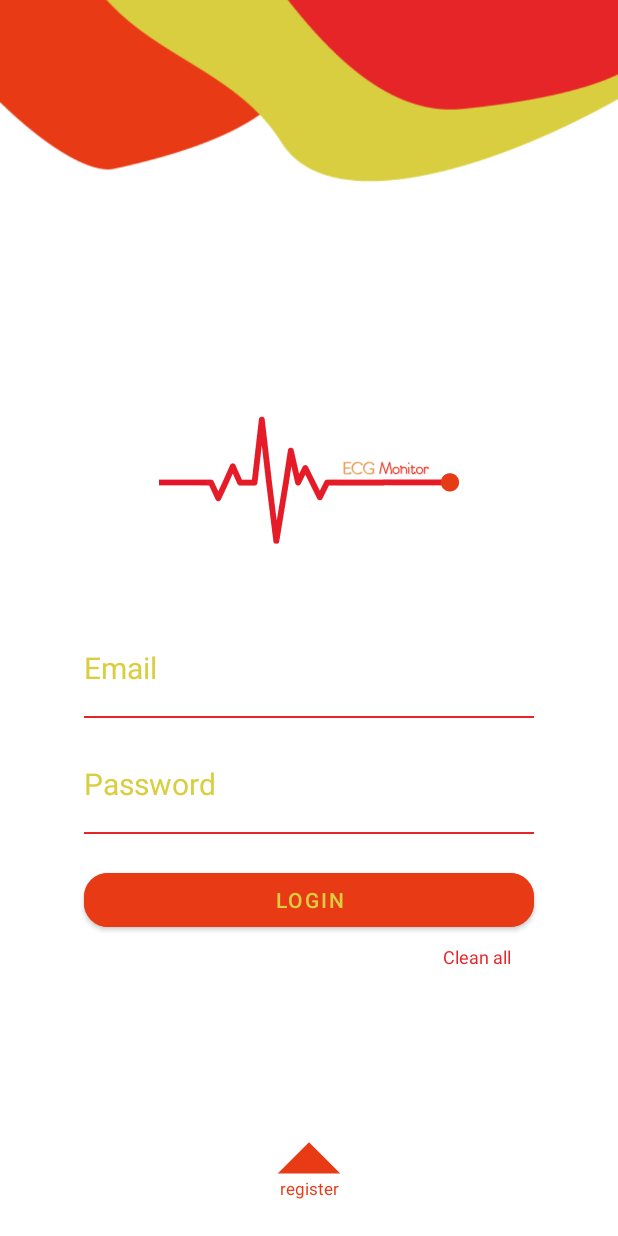
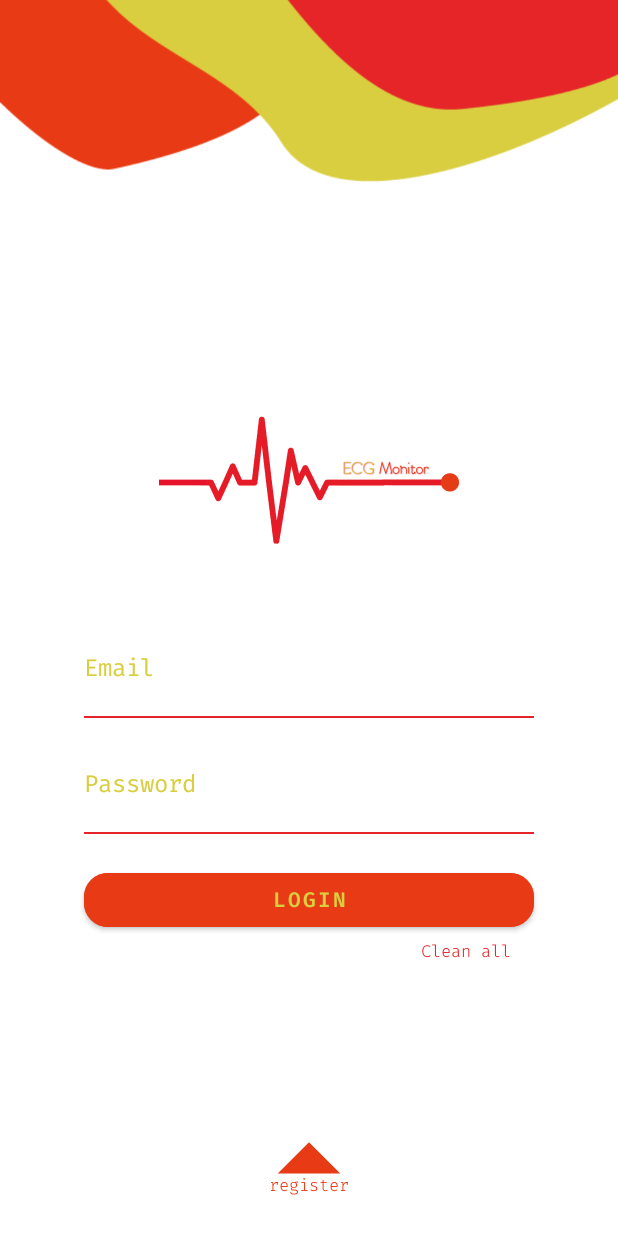
Before and after one commit to Marcel-AM/ECG-project, an Android app: the screen it shows after launch once a user with an empty profile is signed in (FirstScreen), on a phone screen of 412 x 824 dp. Run offline under Robolectric (Android 15) with nearby library versions, the phone set to English and light mode, and no system bars; our stand-ins replace Firebase (no records; nobody signed in at launch, a user with empty details on screens opened directly).

Commit message:
Started making MainScreen and chart view

```diff
--- a/app/build.gradle
+++ b/app/build.gradle
@@ -2,6 +2,7 @@ plugins {
     id 'com.android.application'
     id 'com.google.gms.google-services'
 }
+
 
 android {
     compileSdk 31
@@ -29,7 +30,8 @@ android {
 }
 
 dependencies {
-
+    implementation 'com.github.PhilJay:MPAndroidChart:v3.1.0'
+    implementation 'com.jjoe64:graphview:4.2.2'
     implementation 'androidx.appcompat:appcompat:1.4.0'
     implementation 'com.google.android.material:material:1.5.0'
     implementation 'androidx.constraintlayout:constraintlayout:2.1.3'
--- a/app/src/main/java/ro/marcu/licenta/activities/MainScreen.java
+++ b/app/src/main/java/ro/marcu/licenta/activities/MainScreen.java
@@ -4,9 +4,13 @@ import androidx.appcompat.app.AppCompatActivity;
 
 import android.os.Bundle;
 
+import com.github.mikephil.charting.charts.LineChart;
+
 import ro.marcu.licenta.R;
 
 public class MainScreen extends AppCompatActivity {
+
+    private LineChart mChart;
 
     @Override
     protected void onCreate(Bundle savedInstanceState) {
--- a/app/src/main/res/layout/fragment_login.xml
+++ b/app/src/main/res/layout/fragment_login.xml
@@ -36,13 +36,15 @@
         android:layout_width="0dp"
         android:layout_height="wrap_content"
         android:background="@null"
+        android:fontFamily="@font/firacode_regular"
         android:hint="@string/password"
         android:importantForAutofill="no"
         android:inputType="textPassword"
         android:minHeight="48dp"
         android:textColor="@color/app_orange"
         android:textColorHint="@color/app_yellow"
-        android:textSize="20sp"
+        android:textSize="16sp"
+
         app:layout_constraintBottom_toBottomOf="parent"
         app:layout_constraintEnd_toEndOf="@id/description_line"
         app:layout_constraintStart_toStartOf="@id/description_line"
@@ -76,13 +78,14 @@
         android:layout_height="wrap_content"
         android:layout_marginBottom="8dp"
         android:background="@null"
+        android:fontFamily="@font/firacode_regular"
         android:hint="@string/mail"
         android:importantForAutofill="no"
         android:inputType="textEmailSubject"
         android:minHeight="48dp"
         android:textColor="@color/app_orange"
         android:textColorHint="@color/app_yellow"
-        android:textSize="20sp"
+        android:textSize="16sp"
         app:layout_constraintBottom_toTopOf="@+id/name_line"
         app:layout_constraintEnd_toEndOf="@id/name_line"
         app:layout_constraintStart_toStartOf="@id/name_line">
@@ -95,9 +98,11 @@
         android:layout_height="wrap_content"
         android:layout_marginTop="20dp"
         android:backgroundTint="@color/app_orange"
+        android:fontFamily="@font/firacode_semibold"
         android:text="@string/log_in"
         android:textColor="@color/app_yellow"
         app:cornerRadius="16dp"
+
         app:layout_constraintEnd_toEndOf="parent"
         app:layout_constraintStart_toStartOf="parent"
         app:layout_constraintTop_toBottomOf="@+id/description_line" />
@@ -107,9 +112,11 @@
         android:layout_width="wrap_content"
         android:layout_height="wrap_content"
         android:layout_marginBottom="24dp"
+        android:fontFamily="@font/firacode_light"
         android:text="@string/sign"
         android:textColor="@color/app_orange"
         android:textSize="11sp"
+
         app:layout_constraintBottom_toBottomOf="parent"
         app:layout_constraintEnd_toEndOf="parent"
         app:layout_constraintStart_toStartOf="parent">
@@ -133,13 +140,15 @@
         android:id="@+id/clean_tView"
         android:layout_width="0dp"
         android:layout_height="wrap_content"
-        android:layout_marginTop="5dp"
         android:layout_marginEnd="15dp"
         android:clickable="true"
+        android:fontFamily="@font/firacode_light"
         android:minHeight="50dp"
         android:text="@string/clean"
         android:textColor="@color/app_red"
-        android:textSize="12sp"
+        android:textSize="11sp"
+
+
         app:layout_constraintEnd_toEndOf="@+id/login_btn"
         app:layout_constraintTop_toBottomOf="@id/login_btn"
         tools:ignore="TouchTargetSizeCheck">
--- a/app/src/main/res/values-night/themes.xml
+++ b/app/src/main/res/values-night/themes.xml
@@ -4,11 +4,11 @@
         <!-- Primary brand color. -->
         <item name="colorPrimary">@color/app_red</item>
         <item name="colorPrimaryVariant">@color/app_red</item>
-        <item name="colorOnPrimary">@color/black</item>
+        <item name="colorOnPrimary">@color/white</item>
         <!-- Secondary brand color. -->
         <item name="colorSecondary">@color/app_orange</item>
         <item name="colorSecondaryVariant">@color/app_orange</item>
-        <item name="colorOnSecondary">@color/black</item>
+        <item name="colorOnSecondary">@color/white</item>
         <!-- Status bar color. -->
         <item name="android:statusBarColor" tools:targetApi="l">?attr/colorPrimaryVariant</item>
         <!-- Customize your theme here. -->
--- a/app/src/main/res/values/themes.xml
+++ b/app/src/main/res/values/themes.xml
@@ -8,7 +8,7 @@
         <!-- Secondary brand color. -->
         <item name="colorSecondary">@color/app_orange</item>
         <item name="colorSecondaryVariant">@color/app_orange</item>
-        <item name="colorOnSecondary">@color/black</item>
+        <item name="colorOnSecondary">@color/white</item>
         <!-- Status bar color. -->
         <item name="android:statusBarColor" tools:targetApi="l">?attr/colorPrimaryVariant</item>
         <!-- Customize your theme here. -->
--- a/build.gradle
+++ b/build.gradle
@@ -1,6 +1,7 @@
 // Top-level build file where you can add configuration options common to all sub-projects/modules.
 buildscript {
     repositories {
+        jcenter()
         google()
         mavenCentral()
     }
--- a/settings.gradle
+++ b/settings.gradle
@@ -4,6 +4,8 @@ dependencyResolutionManagement {
         google()
         mavenCentral()
         jcenter() // Warning: this repository is going to shut down soon
+        maven { url 'https://jitpack.io' }
+
     }
 }
 rootProject.name = "Licenta"
```
Also changed, not shown: app/src/main/res/layout/activity_main_screen.xml (+120 -0 lines), app/src/main/res/layout/fragment_network.xml (+7 -1 lines), app/src/main/res/layout/fragment_register.xml (+13 -3 lines), app/src/main/res/drawable-v24/heart_beat.png (added), app/src/main/res/font/firacode_bold.ttf (added), app/src/main/res/font/firacode_light.ttf (added), app/src/main/res/font/firacode_medium.ttf (added), app/src/main/res/font/firacode_regular.ttf (added), app/src/main/res/font/firacode_semibold.ttf (added).
